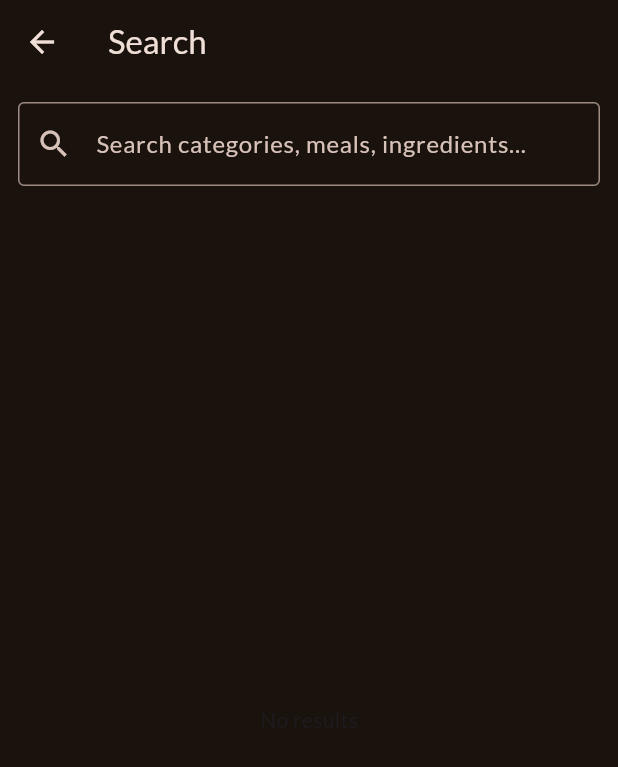
After one commit to ojrandy/food_recipe2, a Flutter app: the screen it shows after launch, after a tap on the "search" icon, on a phone screen of 412 x 824 dp. The commit adds this screen. Shown: the top 767 px of the screen. Run offline on Flutter 3.47's test engine with Material 3 defaults, Android fonts, the phone set to English and light mode, and no system bars; our stand-ins replace google_fonts, transparent_image; network calls fail.

Commit message:
Add search functionality with SearchScreen and SearchService

```diff
--- a/lib/screens/meal_details.dart
+++ b/lib/screens/meal_details.dart
@@ -9,7 +9,10 @@ class MealDetailsScreen extends StatelessWidget {
   @override
   Widget build(BuildContext context) {
     return Scaffold(
-      appBar: AppBar(title: Text(meal.title)),
+      appBar: AppBar(
+        title: Text(meal.title),
+        actions: [IconButton(onPressed: () {}, icon: Icon(Icons.star))],
+      ),
       // The body most be scrollable
       body: SingleChildScrollView(
         child: Column(
--- /dev/null
+++ b/lib/screens/search.dart
@@ -0,0 +1,128 @@
+import 'package:flutter/material.dart';
+import 'package:food_recipe/services/search_service.dart';
+import 'package:food_recipe/screens/meal_details.dart';
+import 'package:food_recipe/screens/meals.dart';
+import 'package:food_recipe/data/dummy_data.dart';
+import 'package:food_recipe/models/category.dart';
+import 'package:food_recipe/models/meal.dart';
+
+class SearchScreen extends StatefulWidget {
+  const SearchScreen({super.key});
+
+  @override
+  State<SearchScreen> createState() => _SearchScreenState();
+}
+
+class _SearchScreenState extends State<SearchScreen> {
+  final TextEditingController _controller = TextEditingController();
+  final SearchService _searchService = SearchService();
+  List<SearchResult> _results = [];
+  bool _searching = false;
+
+  @override
+  void dispose() {
+    _controller.dispose();
+    _searchService.dispose();
+    super.dispose();
+  }
+
+  void _onChanged(String value) {
+    setState(() {
+      _searching = true;
+    });
+
+    _searchService.onQueryChanged(value, (results) {
+      if (!mounted) return;
+      setState(() {
+        _results = results;
+        _searching = false;
+      });
+    });
+  }
+
+  void _clear() {
+    _controller.clear();
+    setState(() {
+      _results = [];
+      _searching = false;
+    });
+  }
+
+  @override
+  Widget build(BuildContext context) {
+    return Scaffold(
+      appBar: AppBar(title: const Text('Search')),
+      body: Column(
+        children: [
+          Padding(
+            padding: const EdgeInsets.all(12.0),
+            child: TextField(
+              controller: _controller,
+              onChanged: _onChanged,
+              cursorColor: Theme.of(context).colorScheme.primary,
+              style: TextStyle(color: Theme.of(context).colorScheme.onSurface),
+              decoration: InputDecoration(
+                hintText: 'Search categories, meals, ingredients...',
+                prefixIcon: const Icon(Icons.search),
+                suffixIcon: _controller.text.isNotEmpty
+                    ? IconButton(
+                        icon: const Icon(Icons.clear),
+                        onPressed: _clear,
+                      )
+                    : null,
+                border: const OutlineInputBorder(),
+              ),
+            ),
+          ),
+          if (_searching) const LinearProgressIndicator(),
+          Expanded(
+            child: _results.isEmpty
+                ? Center(
+                    child: Text(_searching ? 'Searching...' : 'No results'),
+                  )
+                : ListView.builder(
+                    itemCount: _results.length,
+                    itemBuilder: (ctx, i) {
+                      final r = _results[i];
+                      return ListTile(
+                        leading: Icon(
+                          r.type == 'category'
+                              ? Icons.category
+                              : Icons.restaurant_menu,
+                        ),
+                        title: Text(r.title),
+                        subtitle: r.subtitle != null ? Text(r.subtitle!) : null,
+                        onTap: () {
+                          if (r.type == 'meal') {
+                            final meal = r.item as Meal;
+                            Navigator.of(context).push(
+                              MaterialPageRoute(
+                                builder: (ctx) => MealDetailsScreen(meal: meal),
+                              ),
+                            );
+                          } else if (r.type == 'category') {
+                            final category = r.item as Category;
+                            final filteredMeals = dummyMeals
+                                .where(
+                                  (m) => m.categories.contains(category.id),
+                                )
+                                .toList();
+                            Navigator.of(context).push(
+                              MaterialPageRoute(
+                                builder: (ctx) => MealsScreen(
+                                  title: category.title,
+                                  meals: filteredMeals,
+                                ),
+                              ),
+                            );
+                          }
+                        },
+                      );
+                    },
+                  ),
+          ),
+        ],
+      ),
+    );
+  }
+}
--- a/lib/screens/tabs.dart
+++ b/lib/screens/tabs.dart
@@ -1,6 +1,7 @@
 import 'package:flutter/material.dart';
 import 'package:food_recipe/screens/categories.dart';
 import 'package:food_recipe/screens/meals.dart';
+import 'package:food_recipe/screens/search.dart';
 
 class TabsScreen extends StatefulWidget {
   const TabsScreen({super.key});
@@ -21,20 +22,36 @@ class _TabsScreenState extends State<TabsScreen> {
   Widget build(BuildContext context) {
     // Creating a Widget to know the active Page
     var activePageTitle = 'Categories';
+    Icon? activeIcons;
     Widget activePage;
     if (_selectedPageIndex == 0) {
       activePage = const CategoriesScreen();
       activePageTitle = 'Categories';
+      activeIcons = const Icon(Icons.search);
     } else {
       activePage = MealsScreen(meals: []);
       activePageTitle = 'Favorites';
+      activeIcons = null;
     }
 
     return Scaffold(
       appBar: AppBar(
-        title: Text(activePageTitle)
-
-        ),
+        title: Text(activePageTitle),
+        actions: [
+          if (activeIcons != null)
+            IconButton(
+              onPressed: () {
+                // Open the search screen when the search icon is pressed
+                Navigator.of(context).push(
+                  MaterialPageRoute(builder: (ctx) => const SearchScreen()),
+                );
+              },
+              icon: activeIcons,
+              iconSize: 32.0,
+              color: const Color.fromARGB(255, 255, 255, 255),
+            ),
+        ],
+      ),
       body: activePage,
       bottomNavigationBar: BottomNavigationBar(
         onTap: _selectPage,
--- /dev/null
+++ b/lib/services/search_service.dart
@@ -0,0 +1,130 @@
+// ignore_for_file: curly_braces_in_flow_control_structures
+
+import 'dart:async';
+
+import 'package:food_recipe/models/category.dart';
+import 'package:food_recipe/data/dummy_data.dart';
+
+class SearchResult {
+  final String type;
+  final String id;
+  final String title;
+  final String? subtitle;
+  final dynamic item;
+
+  SearchResult({
+    required this.type,
+    required this.id,
+    required this.title,
+    this.subtitle,
+    this.item,
+  });
+}
+
+
+class SearchService {
+  Timer? _debounce;
+  final Duration debounceDuration;
+
+  SearchService({Duration? debounce})
+    : debounceDuration = debounce ?? const Duration(seconds: 3);
+
+  // Debounced search: call this for each keystroke and provide a callback
+  // that will receive results after the debounce interval.
+  void onQueryChanged(
+    String query,
+    void Function(List<SearchResult>) onResults,
+  ) {
+    _debounce?.cancel();
+
+    final q = query.trim();
+    if (q.isEmpty) {
+      // Clear immediately if the query is empty
+      onResults([]);
+      return;
+    }
+
+    _debounce = Timer(debounceDuration, () {
+      final results = searchNow(q);
+      onResults(results);
+    });
+  }
+
+  /// Immediate search (no debounce). Returns results synchronously.
+  List<SearchResult> searchNow(String query) {
+    final q = query.toLowerCase();
+    final List<SearchResult> results = [];
+
+    // build category lookup map for nice subtitles
+    final Map<String, Category> categoryById = {
+      for (var c in availableCategories) c.id: c,
+    };
+
+    // Search categories by their title
+    for (final cat in availableCategories) {
+      if (cat.title.toLowerCase().contains(q)) {
+        results.add(
+          SearchResult(
+            type: 'category',
+            id: cat.id,
+            title: cat.title,
+            subtitle: 'Category',
+            item: cat,
+          ),
+        );
+      }
+    }
+
+    // Search meals by title, ingredients, steps and category titles
+    for (final meal in dummyMeals) {
+      final titleMatch = meal.title.toLowerCase().contains(q);
+
+      final ingredientsText = meal.ingredients.join(' ').toLowerCase();
+      final ingredientsMatch = ingredientsText.contains(q);
+
+      final stepsText = meal.steps.join(' ').toLowerCase();
+      final stepsMatch = stepsText.contains(q);
+
+      // also match against category titles for the meal
+      final categoryTitles = meal.categories
+          .map((id) => categoryById[id]?.title ?? '')
+          .join(' ')
+          .toLowerCase();
+      final categoryMatch = categoryTitles.contains(q);
+
+      if (titleMatch || ingredientsMatch || stepsMatch || categoryMatch) {
+        String subtitle = '';
+        if (titleMatch) {
+          subtitle = 'Matched in title';
+        } else if (ingredientsMatch)
+          subtitle = 'Matched in ingredients';
+        else if (stepsMatch)
+          subtitle = 'Matched in steps';
+        else if (categoryMatch)
+          subtitle = 'Matched category';
+
+        // also show short context: which categories this meal belongs to
+        final catNames = meal.categories
+            .map((id) => categoryById[id]?.title ?? id)
+            .join(', ');
+
+        results.add(
+          SearchResult(
+            type: 'meal',
+            id: meal.id,
+            title: meal.title,
+            subtitle: '$subtitle — $catNames',
+            item: meal,
+          ),
+        );
+      }
+    }
+
+    return results;
+  }
+
+  /// Cancel any pending debounced call. Call from dispose.
+  void dispose() {
+    _debounce?.cancel();
+  }
+}
```
